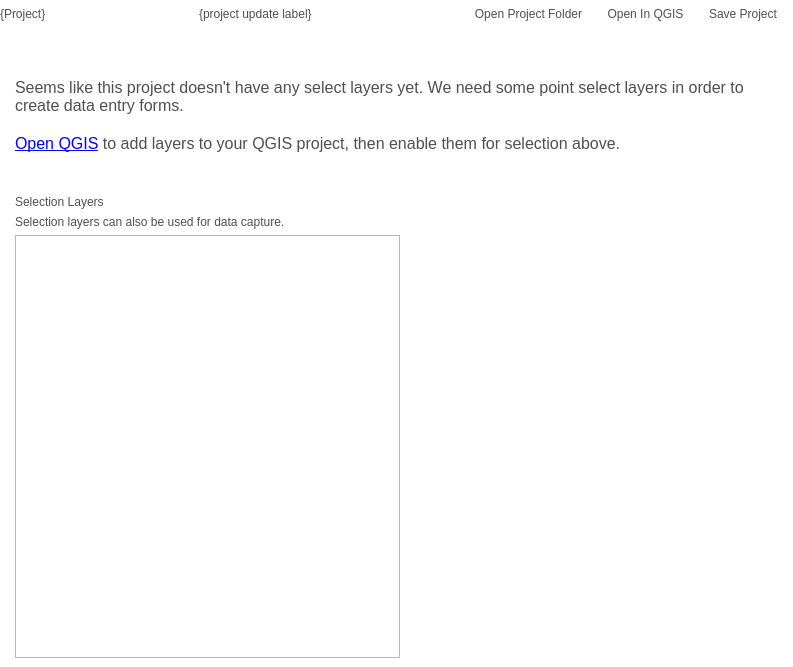
This is src/configmanager/ui/ui_projectwidget.ui in roam-qgis/Roam as Qt 5 draws it before an edit. The edited form follows.
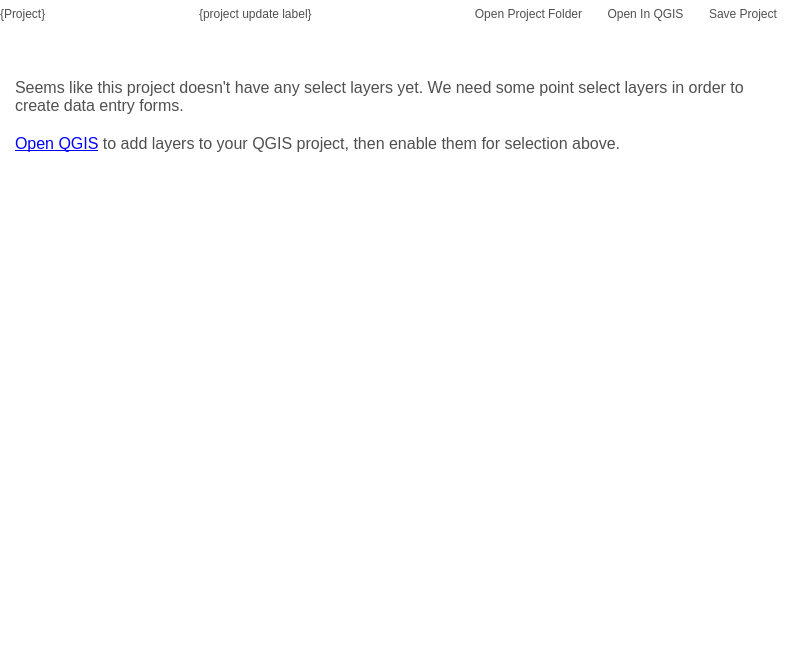
This is the edited form. Icons and pictures are not drawn. Custom widgets are drawn as their Qt base class.

Commit message: Add widgets for layer node.  Move select layers tick box to layers node widget

```diff
--- a/src/configmanager/ui/ui_projectwidget.ui
+++ b/src/configmanager/ui/ui_projectwidget.ui
@@ -1182,50 +1182,6 @@
          </property>
         </widget>
        </item>
-       <item row="1" column="1">
-        <layout class="QGridLayout" name="gridLayout_15">
-         <item row="0" column="0">
-          <widget class="QLabel" name="selectLayersLabel_2">
-           <property name="text">
-            <string>Selection Layers</string>
-           </property>
-          </widget>
-         </item>
-         <item row="1" column="0">
-          <widget class="QLabel" name="selectLayersLabel_3">
-           <property name="text">
-            <string>Selection layers can also be used for data capture.</string>
-           </property>
-          </widget>
-         </item>
-         <item row="2" column="0">
-          <widget class="QListView" name="selectLayers_2">
-           <property name="editTriggers">
-            <set>QAbstractItemView::NoEditTriggers</set>
-           </property>
-           <property name="selectionMode">
-            <enum>QAbstractItemView::SingleSelection</enum>
-           </property>
-           <property name="selectionBehavior">
-            <enum>QAbstractItemView::SelectRows</enum>
-           </property>
-          </widget>
-         </item>
-         <item row="2" column="1">
-          <spacer name="horizontalSpacer_7">
-           <property name="orientation">
-            <enum>Qt::Horizontal</enum>
-           </property>
-           <property name="sizeHint" stdset="0">
-            <size>
-             <width>40</width>
-             <height>20</height>
-            </size>
-           </property>
-          </spacer>
-         </item>
-        </layout>
-       </item>
       </layout>
      </widget>
      <widget class="ProjectsNode" name="projects_page">
@@ -1441,6 +1397,24 @@
    <header>configmanager.gui</header>
    <container>1</container>
   </customwidget>
+  <customwidget>
+   <class>LayersWidget</class>
+   <extends>QWidget</extends>
+   <header>configmanager.ui.layerwidgets</header>
+   <container>1</container>
+  </customwidget>
+  <customwidget>
+   <class>LayerWidget</class>
+   <extends>QWidget</extends>
+   <header>configmanager.ui.layerwidgets</header>
+   <container>1</container>
+  </customwidget>
+  <customwidget>
+   <class>InfoNode</class>
+   <extends>QWidget</extends>
+   <header>configmanager.ui.layerwidgets</header>
+   <container>1</container>
+  </customwidget>
  </customwidgets>
  <resources>
   <include location="resources.qrc"/>
```
Left out of the diff: 39 changed lines with no effect on the pictures. The commit also changes 11 other files.
